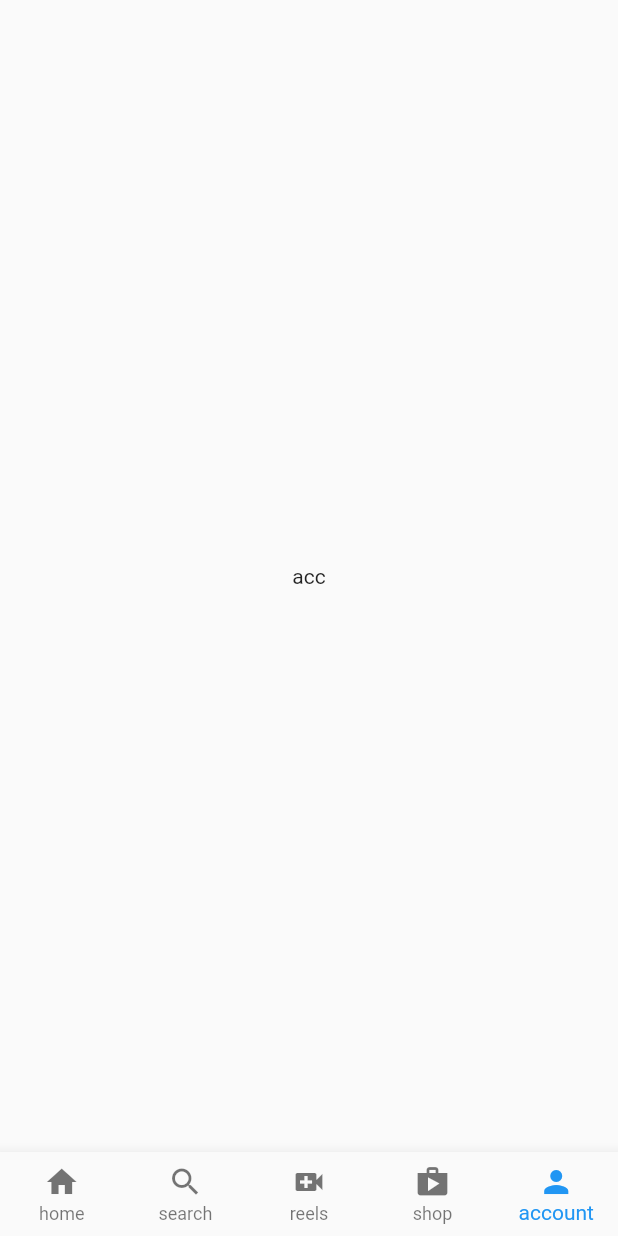
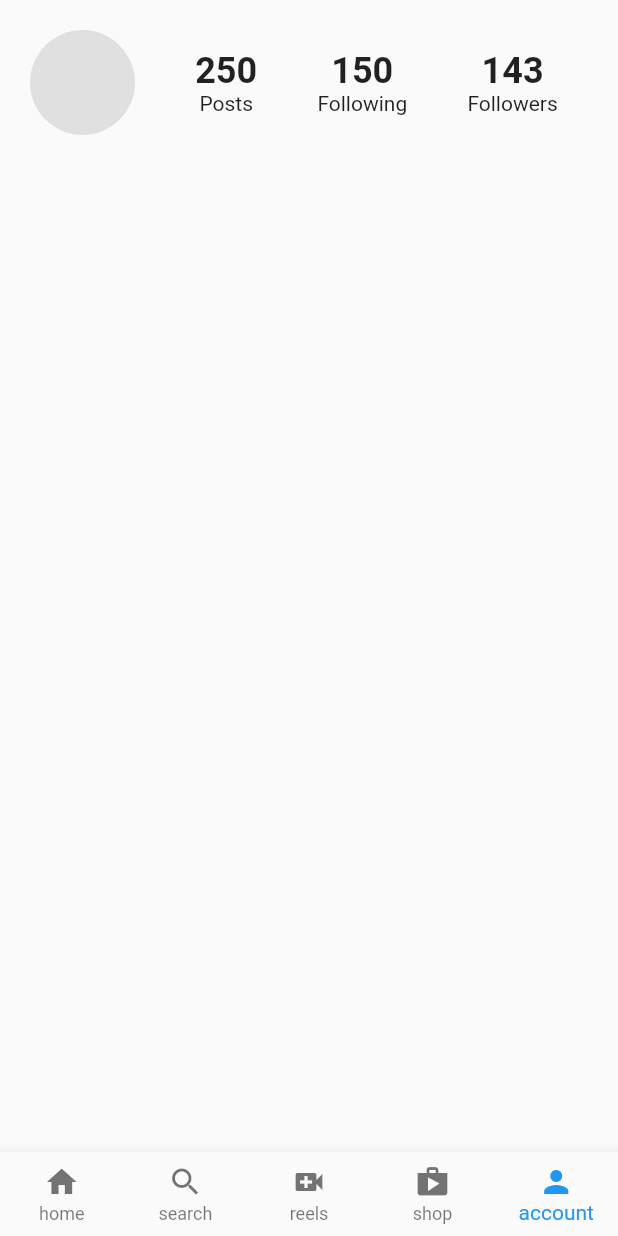
Before and after one commit to ashen8981/Instagram_Clone_UI, a Flutter app: the screen it shows after launch, item 5 of the bottom bar chosen, on a phone screen of 412 x 824 dp. Run offline on Flutter 3.47's test engine with Material 2 defaults, Android fonts, the phone set to English and light mode, and no system bars.

Commit message:
account header is done......

```diff
--- a/lib/account.dart
+++ b/lib/account.dart
@@ -6,7 +6,52 @@ class UserAccount extends StatelessWidget {
   @override
   Widget build(BuildContext context) {
     return Scaffold(
-      body: Center(child:Text("acc")),
+      body: Column(
+        children: [
+          Padding(
+            padding: const EdgeInsets.only(left: 20.0,top: 20),
+            child: Row(
+              mainAxisAlignment: MainAxisAlignment.spaceBetween,
+              children: [
+                Container(
+                  height: 70,
+                  width: 70,
+                  decoration: BoxDecoration(
+                    color: Colors.grey[300],
+                    shape: BoxShape.circle
+                  ),
+                ),
+
+                //number of followers,posts,following
+                Expanded(
+                  child: Row(
+                    mainAxisAlignment: MainAxisAlignment.spaceEvenly,
+                    children: [
+                    Column(
+                      children:const  [
+                        Text('250',style: TextStyle(fontWeight: FontWeight.bold,fontSize: 24),),
+                        Text('Posts'),
+                      ],
+                    ),
+                    Column(
+                      children:const  [
+                        Text('150',style: TextStyle(fontWeight: FontWeight.bold,fontSize: 24),),
+                        Text('Following'),
+                      ],
+                    ),
+                    Column(
+                      children:const  [
+                        Text('143',style: TextStyle(fontWeight: FontWeight.bold,fontSize: 24),),
+                        Text('Followers'),
+                      ],
+                    ),
+                  ],),
+                ),
+              ],
+            ),
+          ),
+        ],
+      ),
     );
   }
 }
```
